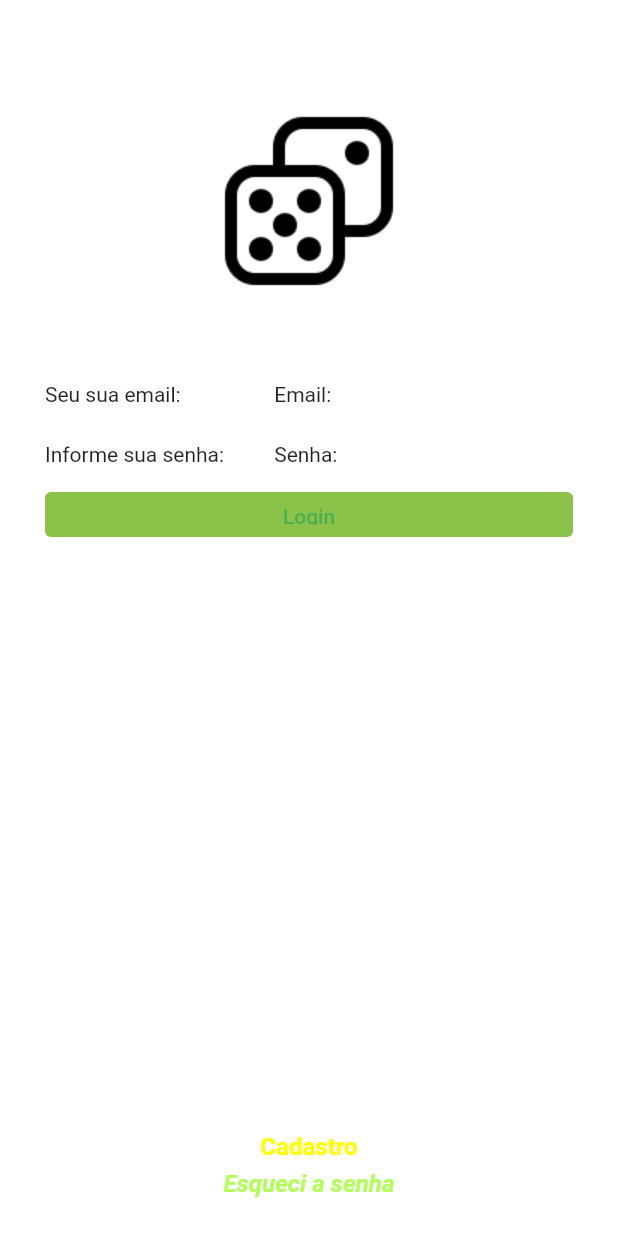
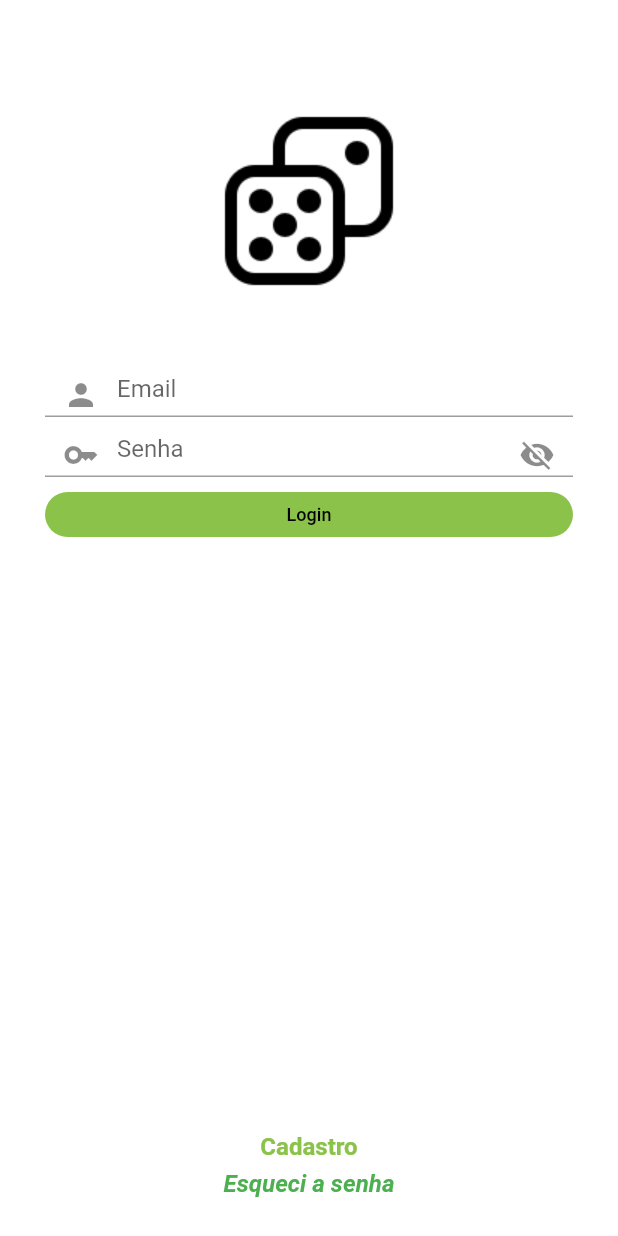
Before and after one commit to iaguy/flutter_app, a Flutter app: the screen it shows after launch, on a phone screen of 412 x 824 dp. Run offline on Flutter 3.47's test engine with Material 2 defaults, Android fonts, the phone set to English and light mode, and no system bars; our stand-ins replace google_fonts.

Commit message:
feat: login page

```diff
--- a/lib/app_ducarai.dart
+++ b/lib/app_ducarai.dart
@@ -1,5 +1,5 @@
 import 'package:flutter/material.dart';
-import 'package:trilha_app/pages/home_page.dart';
+import 'package:google_fonts/google_fonts.dart';
 import 'package:trilha_app/pages/login.dart';
 
 class MyApp extends StatelessWidget {
@@ -7,9 +7,12 @@ class MyApp extends StatelessWidget {
 
   @override
   Widget build(BuildContext context) {
-    return  MaterialApp(
+    return MaterialApp(
       debugShowCheckedModeBanner: false,
-      theme: ThemeData(primarySwatch: Colors.green),
+      theme: ThemeData(
+        primarySwatch: Colors.green,
+        textTheme: GoogleFonts.robotoTextTheme(), // Use robotoTextTheme to apply Google Fonts to the entire app
+      ),
       home: const Login(),
     );
   }
--- a/lib/pages/login.dart
+++ b/lib/pages/login.dart
@@ -1,5 +1,4 @@
 import 'package:flutter/material.dart';
-
 
 class Login extends StatefulWidget {
   const Login({super.key});
@@ -9,12 +8,17 @@ class Login extends StatefulWidget {
 }
 
 class _LoginState extends State<Login> {
+
+  var emailController =  TextEditingController();
+  var senhaController = TextEditingController();
+  bool obscure = true;
+
   @override
   Widget build(BuildContext context) {
-    return  SafeArea(
+    return SafeArea(
       child: Scaffold(
-        backgroundColor: Colors.white70,
-        body: Container(
+        backgroundColor: Colors.white,
+        body: SizedBox(
           width: double.infinity,
           child: Column(
             crossAxisAlignment: CrossAxisAlignment.center,
@@ -31,14 +35,14 @@ class _LoginState extends State<Login> {
                   margin: const EdgeInsets.symmetric(horizontal: 30),
                   height: 30,
                   alignment: Alignment.center,
-                child: const Row(
-                   children: [
-                     Expanded(flex: 2, child: Text("Seu sua email:")),
-                     SizedBox(width: 20,),
-                     Expanded(flex: 3, child: Text("Email:"))
-                   ],
-                )
-              ),
+                  child: TextField(
+                    controller: emailController,
+                    onChanged: (value) {
+                        debugPrint(value);
+                    },
+                    decoration: const InputDecoration(
+                        hintText: "Email", prefixIcon: Icon(Icons.person)),
+                  )),
               const SizedBox(
                 height: 10,
               ),
@@ -47,14 +51,26 @@ class _LoginState extends State<Login> {
                   margin: const EdgeInsets.symmetric(horizontal: 30),
                   height: 30,
                   alignment: Alignment.center,
-                child: const Row(
-                  children: [
-                    Expanded(flex: 2, child: Text("Informe sua senha:")),
-                    SizedBox(width: 20,),
-                    Expanded(flex: 3, child: Text("Senha:"))
-                  ],
-                )
+                  child: TextField(
+                    controller: senhaController,
+                    obscureText: obscure,
+                    onChanged: (value) {
+                      debugPrint(value);
+                    },
+                    decoration: InputDecoration(
+                      hintText: "Senha",
+                      prefixIcon: const Icon(Icons.key),
+                      suffixIcon: InkWell(
+                        onTap: () {
+                          setState(() {
+                            obscure = !obscure; // Alterna a visibilidade da senha
+                          });
+                        },
+                        child: Icon(
+                            obscure ? Icons.visibility_off : Icons.visibility),
                       ),
+                    ),
+                  )),
               const SizedBox(
                 height: 10,
               ),
@@ -66,15 +82,21 @@ class _LoginState extends State<Login> {
                 child: SizedBox(
                     width: double.infinity,
                     child: TextButton(
-                          style:
-                          ButtonStyle(
-                              backgroundColor: MaterialStateProperty.all(Colors.lightGreen)
-                          )
-                          ,onPressed: () {
-
+                        style: ButtonStyle(
+                          backgroundColor:
+                          MaterialStateProperty.all(Colors.lightGreen),
+                          shape: MaterialStateProperty.all(
+                              RoundedRectangleBorder(
+                                  borderRadius: BorderRadius.circular(50))),
+                        ),
+                        onPressed: () {
+                          debugPrint(emailController.text);
+                          debugPrint(senhaController.text);
                         },
-                          child: const Text("Login",))
-                  ),
+                        child: const Text(
+                          "Login",
+                          style: TextStyle(color: Colors.black, fontSize: 12),
+                        ))),
               ),
               Expanded(
                 child: Container(),
@@ -83,32 +105,34 @@ class _LoginState extends State<Login> {
                   width: double.infinity,
                   margin: const EdgeInsets.symmetric(horizontal: 30),
                   alignment: Alignment.center,
-                  child: const Text("Cadastro",
-                    style: TextStyle(color: Colors.yellowAccent,
+                  child: const Text(
+                    "Cadastro",
+                    style: TextStyle(
+                        color: Colors.lightGreen,
                         fontSize: 16,
                         fontWeight: FontWeight.w700),
-                  )
-              ),
+                  )),
               Container(
                   width: double.infinity,
                   margin: const EdgeInsets.symmetric(horizontal: 30),
                   height: 30,
                   alignment: Alignment.center,
-                  child: const Text("Esqueci a senha",
-                    style: TextStyle(color: Colors.lightGreenAccent,
+                  child: const Text(
+                    "Esqueci a senha",
+                    style: TextStyle(
+                      color: Colors.green,
                       fontSize: 16,
                       fontWeight: FontWeight.bold,
                       fontStyle: FontStyle.italic,
                     ),
-                  )
-              ),
+                  )),
               const SizedBox(
                 height: 20,
               )
             ],
           ),
         ),
-      )
+      ),
     );
   }
 }
```
Lines whose indentation alone changed are shown as unchanged.
